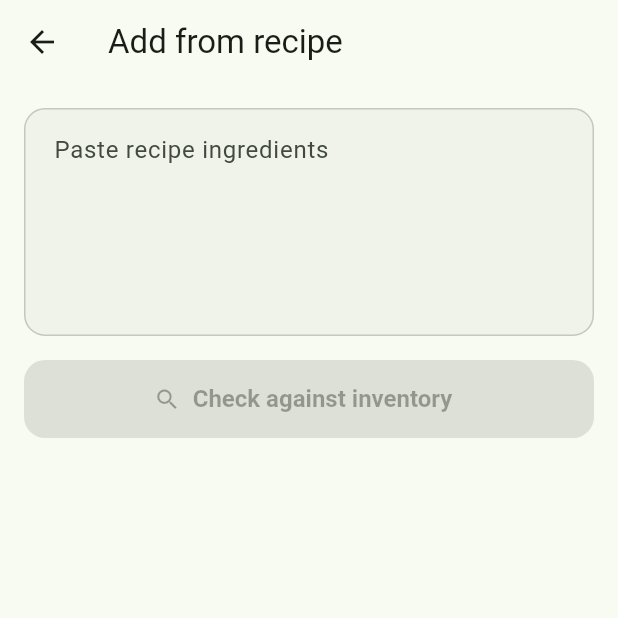
After one commit to blbhargav/stock-home, a Flutter app: the RecipeImportScreen screen opened directly, on a phone screen of 412 x 824 dp, the top half of it. The commit adds this screen. Run offline on Flutter 3.47's test engine with Material 3 defaults, Android fonts, the phone set to English and light mode, and no system bars; our stand-ins replace cloud_firestore, firebase_auth, firebase_core, firebase_storage, flutter_local_notifications, image_picker and 6 more; missing offline and left inert: mobile_scanner; accounts and stored records are empty; project files that could hold a hidden picture were left out.

Commit message:
Add expiry calendar, barcode-to-shopping-list, and recipe import
- Expiry calendar view with day markers for upcoming/expired items
- Scan-to-tick-off: scan a barcode on the shopping tab to mark matching items
  purchased, or offer to add unrecognised ones to the list
- Recipe import: paste ingredients, see in-stock vs missing, add missing to
  the shopping list in one tap

```diff
--- /dev/null
+++ b/lib/screens/recipe_import_screen.dart
@@ -0,0 +1,222 @@
+import 'package:flutter/material.dart';
+import 'package:provider/provider.dart';
+
+import '../providers/auth_provider.dart';
+import '../providers/grocery_provider.dart';
+import '../theme/app_theme.dart';
+import '../models/grocery_item.dart';
+
+/// Paste a recipe's ingredients; see what's in stock vs. missing and add the
+/// missing ones to the shopping list in one tap.
+class RecipeImportScreen extends StatefulWidget {
+  const RecipeImportScreen({super.key});
+
+  @override
+  State<RecipeImportScreen> createState() => _RecipeImportScreenState();
+}
+
+class _RecipeImportScreenState extends State<RecipeImportScreen> {
+  final _controller = TextEditingController();
+  bool _analyzed = false;
+  List<String> _inStock = const [];
+  List<String> _missing = const [];
+  final Set<String> _selectedMissing = {};
+
+  @override
+  void dispose() {
+    _controller.dispose();
+    super.dispose();
+  }
+
+  /// Parses pasted recipe text into clean ingredient names, one per line.
+  /// Strips leading bullets/numbers/quantities and common units.
+  List<String> _parseIngredients(String text) {
+    final lines = text.split('\n');
+    final result = <String>[];
+    final seen = <String>{};
+    final unitWords = {
+      'cup', 'cups', 'tbsp', 'tsp', 'tablespoon', 'tablespoons',
+      'teaspoon', 'teaspoons', 'g', 'kg', 'gram', 'grams', 'ml', 'l',
+      'litre', 'litres', 'liter', 'liters', 'pinch', 'oz', 'lb', 'lbs',
+      'piece', 'pieces', 'pcs', 'clove', 'cloves', 'can', 'cans',
+      'packet', 'packets', 'pack', 'slice', 'slices', 'bunch',
+    };
+    for (var line in lines) {
+      line = line.trim();
+      if (line.isEmpty) continue;
+      // Remove leading bullets / list markers / numbering.
+      line = line.replaceFirst(RegExp(r'^[\-\*•\u2022\d\.\)\s]+'), '');
+      // Drop anything after a comma or parenthesis (prep notes).
+      line = line.split(RegExp(r'[,(]')).first.trim();
+      // Tokenize and strip leading quantity + unit tokens.
+      final tokens = line.split(RegExp(r'\s+'));
+      var start = 0;
+      while (start < tokens.length) {
+        final t = tokens[start].toLowerCase().replaceAll(
+            RegExp(r'[^a-z0-9/.]'), '');
+        final isNumber = RegExp(r'^[\d/.]+$').hasMatch(t);
+        if (isNumber || unitWords.contains(t)) {
+          start++;
+        } else {
+          break;
+        }
+      }
+      final name = tokens.sublist(start).join(' ').trim();
+      if (name.isEmpty) continue;
+      final key = name.toLowerCase();
+      if (seen.add(key)) result.add(name);
+    }
+    return result;
+  }
+
+  void _analyze() {
+    final ingredients = _parseIngredients(_controller.text);
+    final result =
+        context.read<GroceryProvider>().matchIngredients(ingredients);
+    setState(() {
+      _inStock = result.inStock;
+      _missing = result.missing;
+      _selectedMissing
+        ..clear()
+        ..addAll(result.missing); // default: all missing selected
+      _analyzed = true;
+    });
+  }
+
+  Future<void> _addSelected() async {
+    final who = context.read<AuthProvider>().resolvedDisplayName;
+    final toAdd = _selectedMissing.toList();
+    await context
+        .read<GroceryProvider>()
+        .addIngredientsToList(toAdd, updatedBy: who);
+    if (mounted) {
+      Navigator.of(context).pop();
+      ScaffoldMessenger.of(context)
+        ..hideCurrentSnackBar()
+        ..showSnackBar(SnackBar(
+          behavior: SnackBarBehavior.floating,
+          content: Text('${toAdd.length} ingredients added to shopping list'),
+        ));
+    }
+  }
+
+  @override
+  Widget build(BuildContext context) {
+    final theme = Theme.of(context);
+    final scheme = theme.colorScheme;
+    final green = AppTheme.statusColor(GroceryStatus.inStock);
+    final red = AppTheme.statusColor(GroceryStatus.needsPurchase);
+
+    return Scaffold(
+      appBar: AppBar(title: const Text('Add from recipe')),
+      body: Column(
+        children: [
+          Padding(
+            padding: const EdgeInsets.all(16),
+            child: TextField(
+              controller: _controller,
+              maxLines: 6,
+              minLines: 3,
+              textCapitalization: TextCapitalization.sentences,
+              decoration: const InputDecoration(
+                labelText: 'Paste recipe ingredients',
+                hintText:
+                    '2 cups rice\n1 onion\n3 tomatoes\n1 tbsp oil\nsalt',
+                border: OutlineInputBorder(),
+                alignLabelWithHint: true,
+              ),
+            ),
+          ),
+          Padding(
+            padding: const EdgeInsets.symmetric(horizontal: 16),
+            child: SizedBox(
+              width: double.infinity,
+              child: FilledButton.icon(
+                onPressed:
+                    _controller.text.trim().isEmpty ? null : _analyze,
+                icon: const Icon(Icons.search),
+                label: const Text('Check against inventory'),
+              ),
+            ),
+          ),
+          const SizedBox(height: 8),
+          if (_analyzed)
+            Expanded(
+              child: ListView(
+                padding: const EdgeInsets.fromLTRB(16, 8, 16, 16),
+                children: [
+                  if (_missing.isNotEmpty) ...[
+                    Text(
+                      'MISSING — ${_selectedMissing.length} selected',
+                      style: theme.textTheme.labelMedium?.copyWith(
+                        color: red,
+                        fontWeight: FontWeight.w700,
+                        letterSpacing: 1.1,
+                      ),
+                    ),
+                    const SizedBox(height: 4),
+                    for (final name in _missing)
+                      CheckboxListTile(
+                        value: _selectedMissing.contains(name),
+                        onChanged: (v) => setState(() {
+                          if (v == true) {
+                            _selectedMissing.add(name);
+                          } else {
+                            _selectedMissing.remove(name);
+                          }
+                        }),
+                        title: Text(name),
+                        dense: true,
+                        contentPadding: EdgeInsets.zero,
+                      ),
+                    const SizedBox(height: 16),
+                  ],
+                  if (_inStock.isNotEmpty) ...[
+                    Text(
+                      'ALREADY IN STOCK',
+                      style: theme.textTheme.labelMedium?.copyWith(
+                        color: green,
+                        fontWeight: FontWeight.w700,
+                        letterSpacing: 1.1,
+                      ),
+                    ),
+                    const SizedBox(height: 4),
+                    for (final name in _inStock)
+                      ListTile(
+                        leading: Icon(Icons.check_circle, color: green),
+                        title: Text(name),
+                        dense: true,
+                        contentPadding: EdgeInsets.zero,
+                      ),
+                  ],
+                  if (_missing.isEmpty && _inStock.isEmpty)
+                    Padding(
+                      padding: const EdgeInsets.all(24),
+                      child: Text(
+                        'No ingredients recognised. Try one per line.',
+                        textAlign: TextAlign.center,
+                        style: theme.textTheme.bodyMedium
+                            ?.copyWith(color: scheme.onSurfaceVariant),
+                      ),
+                    ),
+                ],
+              ),
+            ),
+        ],
+      ),
+      bottomNavigationBar: _analyzed && _missing.isNotEmpty
+          ? SafeArea(
+              child: Padding(
+                padding: const EdgeInsets.fromLTRB(16, 8, 16, 12),
+                child: FilledButton.icon(
+                  onPressed: _selectedMissing.isEmpty ? null : _addSelected,
+                  icon: const Icon(Icons.add_shopping_cart),
+                  label: Text(
+                      'Add ${_selectedMissing.length} to shopping list'),
+                ),
+              ),
+            )
+          : null,
+    );
+  }
+}
--- a/pubspec.yaml
+++ b/pubspec.yaml
@@ -51,6 +51,7 @@ dependencies:
   share_plus: ^13.3.1
   package_info_plus: ^10.2.2
   speech_to_text: ^7.5.0
+  table_calendar: ^3.3.0
 
 dev_dependencies:
   flutter_test:
```
Also changed, not shown: lib/providers/grocery_provider.dart (+34 -0 lines), lib/screens/expiry_calendar_screen.dart (added, +149 -0 lines), lib/screens/home_screen.dart (+99 -1 lines), lib/widgets/account_sheet.dart (+12 -0 lines), pubspec.lock.
